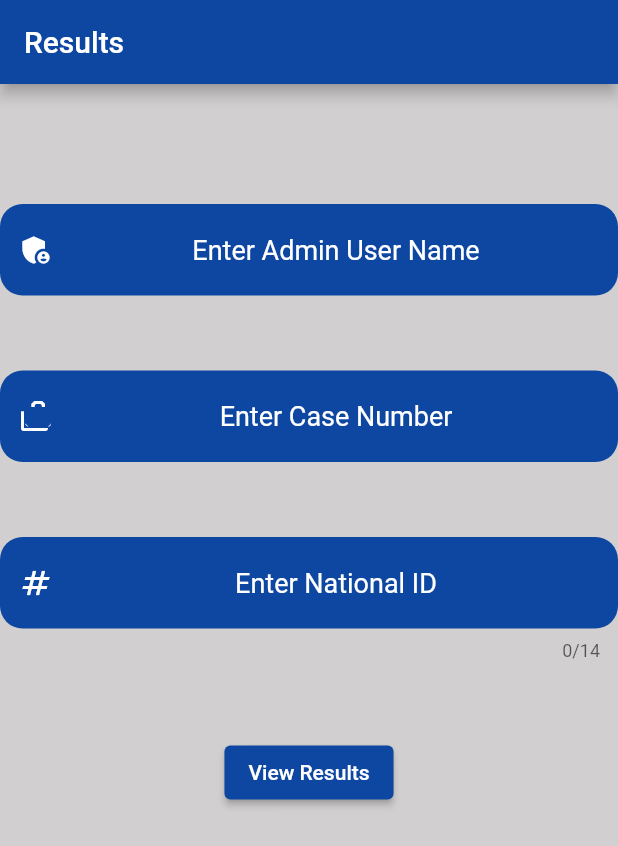
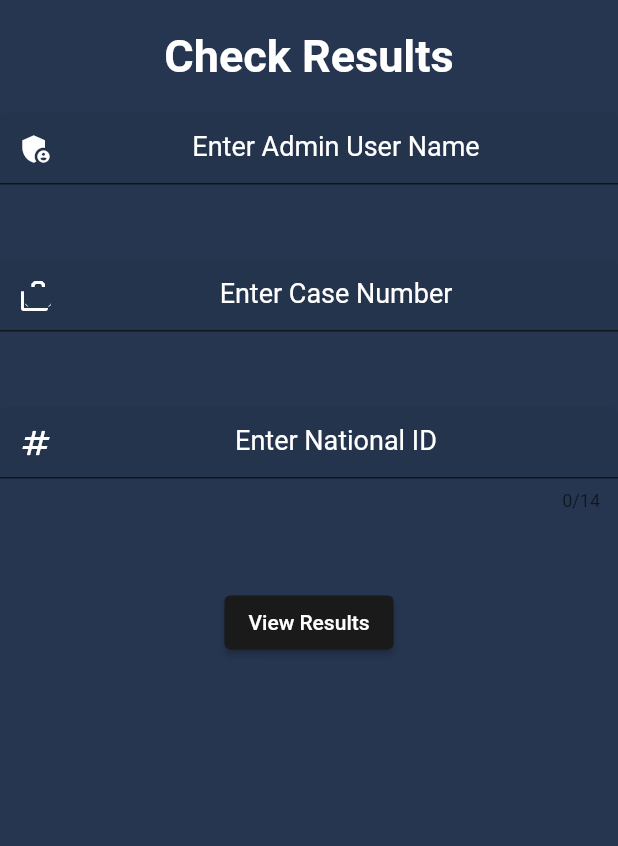
Before and after one commit to YoussifAssem/Genatac, a Flutter app: the Results screen opened directly, on a phone screen of 412 x 824 dp. Shown: the top 846 px of the screen. Run offline on Flutter 3.47's test engine with Material 2 defaults, Android fonts, the phone set to English and light mode, and no system bars; our stand-ins replace cloud_firestore, firebase_auth, firebase_core; accounts and stored records are empty.

Commit message:
ui desgin

```diff
--- a/E-Genetics/Code/paternity_app/lib/Screens/results_screen.dart
+++ b/E-Genetics/Code/paternity_app/lib/Screens/results_screen.dart
@@ -25,7 +25,8 @@ class _Results extends State<Results> {
   @override
   Widget build(BuildContext context) {
     return Scaffold(
-        backgroundColor: const Color.fromARGB(255, 209, 207, 207),
+        backgroundColor: const Color.fromARGB(255, 38, 54, 80),
+        /*
         appBar: AppBar(
           automaticallyImplyLeading: false,
           backgroundColor: Colors.blue[900],
@@ -44,34 +45,39 @@ class _Results extends State<Results> {
               ),
             )
           ],
-        ),
-        body: ListView(
+        ),*/
+        body: ListView(children: [
+          Column(
             children: [
               const SizedBox(
-              height: 80,
+                height: 20,
               ),
-            Center(
-              child: TextFormField(
+              const Center(
+                child: Text(
+                  "Check Results",
+                  style: TextStyle(
+                      color: Colors.white,
+                      fontWeight: FontWeight.bold,
+                      fontStyle: FontStyle.normal,
+                      fontSize: 30),
+                ),
+              ),
+              const SizedBox(height: 20),
+              TextFormField(
                 textAlign: TextAlign.center,
                 style: const TextStyle(
                   fontSize: 18,
                   color: Colors.white,
                 ),
                 controller: userName,
-                decoration: InputDecoration(
-                  prefixIcon: const Icon(
+                decoration: const InputDecoration(
+                  prefixIcon: Icon(
                     Icons.admin_panel_settings,
                     color: Colors.white,
                   ),
-                  border: const OutlineInputBorder(
-                    borderRadius: BorderRadius.all(Radius.circular(15.0)),
-                    borderSide: BorderSide.none,
-                  ),
                   filled: true,
-                  fillColor: Colors.blue[900],
                   hintText: 'Enter Admin User Name',
-                  hintStyle: const TextStyle(fontSize: 18, color: Colors.white),
-                ),
+                  hintStyle: TextStyle(fontSize: 18, color: Colors.white),
                 ),
               ),
               const SizedBox(
@@ -85,19 +91,14 @@ class _Results extends State<Results> {
                     color: Colors.white,
                   ),
                   controller: caseID,
-                decoration: InputDecoration(
-                  prefixIcon: const Icon(
+                  decoration: const InputDecoration(
+                    prefixIcon: Icon(
                       Icons.cases,
                       color: Colors.white,
                     ),
-                  border: const OutlineInputBorder(
-                    borderRadius: BorderRadius.all(Radius.circular(15.0)),
-                    borderSide: BorderSide.none,
-                  ),
                     filled: true,
-                  fillColor: Colors.blue[900],
                     hintText: 'Enter Case Number',
-                  hintStyle: const TextStyle(fontSize: 18, color: Colors.white),
+                    hintStyle: TextStyle(fontSize: 18, color: Colors.white),
                   ),
                 ),
               ),
@@ -113,19 +114,14 @@ class _Results extends State<Results> {
                   ),
                   controller: nationalID,
                   maxLength: 14,
-                decoration: InputDecoration(
-                  prefixIcon: const Icon(
+                  decoration: const InputDecoration(
+                    prefixIcon: Icon(
                       Icons.numbers,
                       color: Colors.white,
                     ),
-                  border: const OutlineInputBorder(
-                    borderRadius: BorderRadius.all(Radius.circular(15.0)),
-                    borderSide: BorderSide.none,
-                  ),
                     filled: true,
-                  fillColor: Colors.blue[900],
                     hintText: 'Enter National ID',
-                  hintStyle: const TextStyle(fontSize: 18, color: Colors.white),
+                    hintStyle: TextStyle(fontSize: 18, color: Colors.white),
                   ),
                 ),
               ),
@@ -135,8 +131,8 @@ class _Results extends State<Results> {
               Center(
                 child: ElevatedButton(
                     style: ButtonStyle(
-                    backgroundColor:
-                        MaterialStateProperty.all(Colors.blue[900]),
+                      backgroundColor: MaterialStateProperty.all(
+                          const Color.fromARGB(255, 25, 26, 25)),
                     ),
                     child: const Text('View Results'),
                     onPressed: () async {
@@ -174,11 +170,12 @@ class _Results extends State<Results> {
                                       builder: (context) => viewResults(
                                             userName: userName.text,
                                             caseNumber: sha256
-                                              .convert(utf8.encode(caseID.text))
+                                                .convert(
+                                                    utf8.encode(caseID.text))
                                                 .toString(),
                                             nationalID: sha256
-                                              .convert(
-                                                  utf8.encode(nationalID.text))
+                                                .convert(utf8
+                                                    .encode(nationalID.text))
                                                 .toString(),
                                           )),
                                 );
@@ -199,7 +196,8 @@ class _Results extends State<Results> {
                     }),
               ),
             ],
-        ));
+          )
+        ]));
   }
 
   showAlertDialog(
--- a/E-Genetics/Code/paternity_app/lib/Screens/view_results_screen.dart
+++ b/E-Genetics/Code/paternity_app/lib/Screens/view_results_screen.dart
@@ -42,9 +42,9 @@ class _viewResults extends State<viewResults> {
   @override
   Widget build(BuildContext context) {
     return Scaffold(
-        backgroundColor: const Color.fromARGB(255, 209, 207, 207),
+        backgroundColor: const Color.fromARGB(255, 38, 54, 80),
         appBar: AppBar(
-          backgroundColor: Colors.blue[900],
+          backgroundColor: const Color.fromARGB(255, 38, 54, 80),
           title: const Text(
             'Results',
           ),
@@ -93,14 +93,14 @@ class _viewResults extends State<viewResults> {
                         fontSize: 30,
                         fontStyle: FontStyle.italic,
                         fontWeight: FontWeight.bold,
-                        color: Colors.green),
+                        color: Colors.white),
                   ),
                   const SizedBox(height: 30),
                   Container(
                     margin: const EdgeInsets.only(right: 20, left: 20),
                     decoration: const BoxDecoration(
                       borderRadius: BorderRadius.all(Radius.circular(30)),
-                      color: Colors.green,
+                      color: Colors.white,
                     ),
                     child: ListTile(
                       title: Text(
@@ -113,19 +113,19 @@ class _viewResults extends State<viewResults> {
                   ),
                   const SizedBox(height: 80),
                   const Text(
-                    '\t\t\t\t\t\t\t\t\tProbability of Child \n that Not related to this Father',
+                    '\t\t\t\t\tProbability of Child \n that Not related to this \n Father',
                     style: TextStyle(
                         fontSize: 30,
                         fontStyle: FontStyle.italic,
                         fontWeight: FontWeight.bold,
-                        color: Colors.red),
+                        color: Colors.white),
                   ),
                   const SizedBox(height: 30),
                   Container(
                     margin: const EdgeInsets.only(right: 20, left: 20),
                     decoration: const BoxDecoration(
                       borderRadius: BorderRadius.all(Radius.circular(30)),
-                      color: Colors.red,
+                      color: Colors.white,
                     ),
                     child: ListTile(
                       title: Text(
```
Lines whose indentation alone changed are shown as unchanged.
